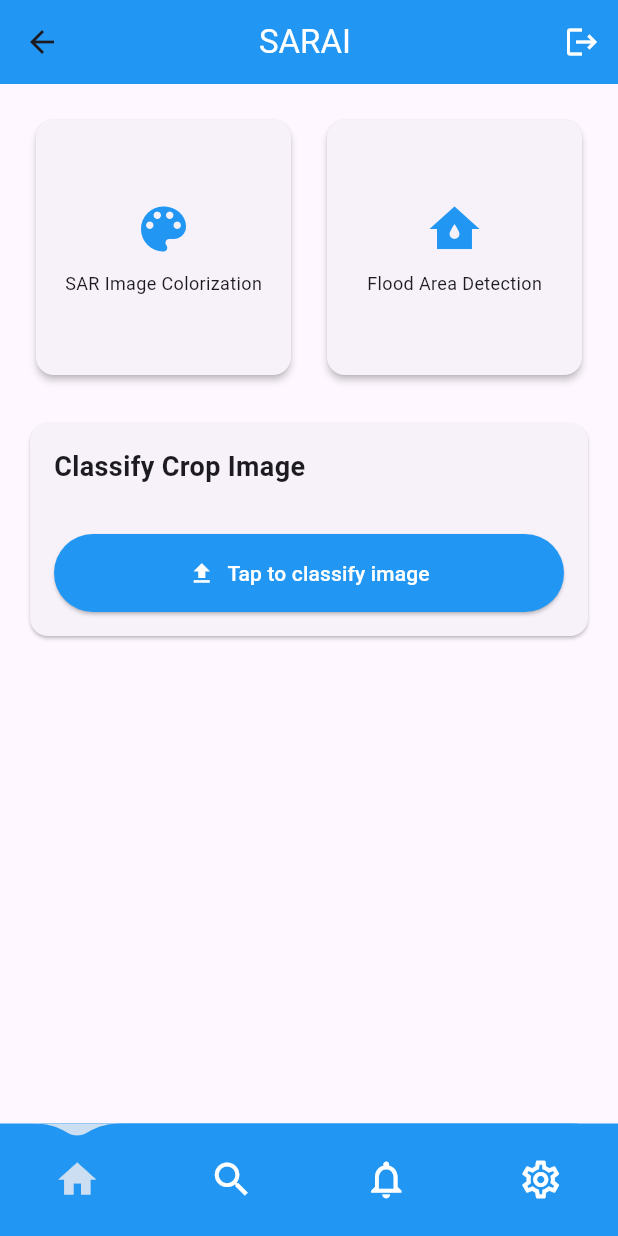
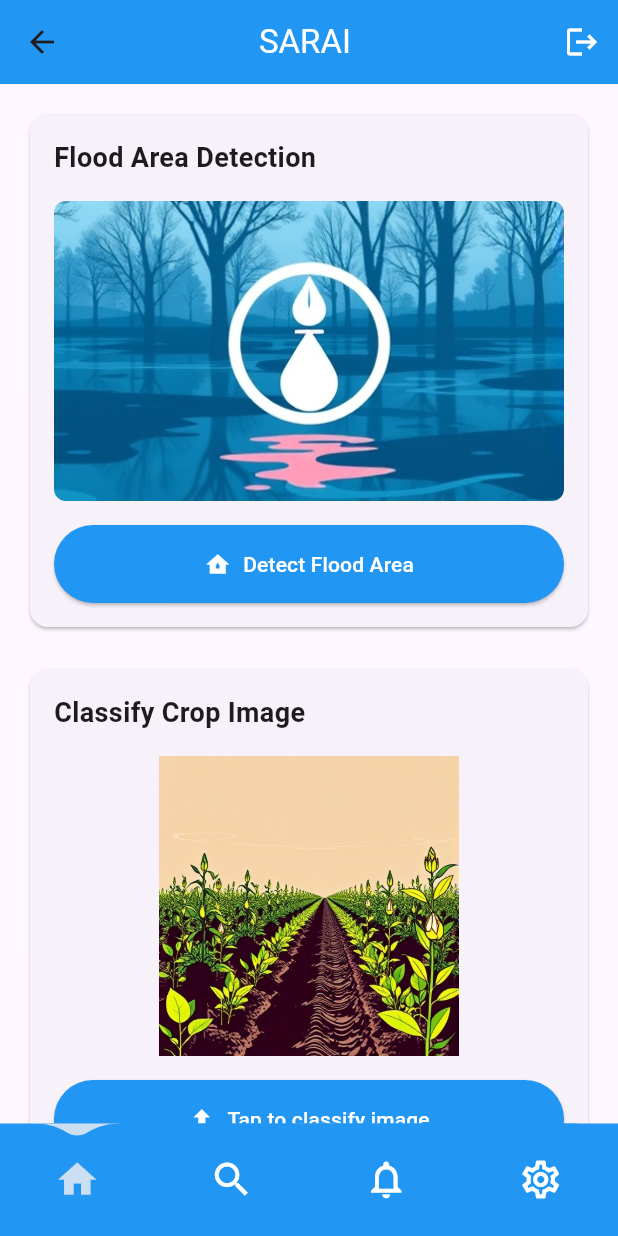
Before and after one commit to patelkiran185/SARAI, a Flutter app: the HomeScreen screen opened by its route, on a phone screen of 412 x 824 dp. Run offline on Flutter 3.47's test engine with Material 3 defaults, Android fonts, the phone set to English and light mode, and no system bars; drawn by our look-alikes of water_drop_nav_bar; our stand-ins replace cloud_firestore, firebase_auth, firebase_core, flutter_dotenv, gallery_saver, google_sign_in and 2 more; missing offline and left inert: email_otp, github_signin_promax, twilio_flutter; accounts and stored records are empty.

Commit message:
Refactor home screen to add flood area detection feature and classify crop images

```diff
--- a/lib/screens/home_screen.dart
+++ b/lib/screens/home_screen.dart
@@ -23,7 +23,7 @@ class HomeScreen extends StatefulWidget {
 
 class _HomeScreenState extends State<HomeScreen> {
   int _currentIndex = 0;
-  final FirebaseAuth _auth = FirebaseAuth.instance;
+  // final FirebaseAuth _auth = FirebaseAuth.instance;
   File? _image;
   bool _isClassifying = false;
    String? _classificationResult;
@@ -205,37 +205,57 @@ void _clearClassification() {
             ),
           ],
         ),
+        // body: SingleChildScrollView(
+        //   child: Padding(
+        //     padding: const EdgeInsets.all(16.0),
+        //     child: Column(
+        //       crossAxisAlignment: CrossAxisAlignment.stretch,
+        //       children: [
+        //         GridView.builder(
+        //           shrinkWrap: true,
+        //           physics: const NeverScrollableScrollPhysics(),
+        //           gridDelegate: const SliverGridDelegateWithFixedCrossAxisCount(
+        //             crossAxisCount: 2,
+        //             crossAxisSpacing: 8,
+        //             mainAxisSpacing: 8,
+        //             childAspectRatio: 1,
+        //           ),
+        //           itemCount: 2,
+        //           itemBuilder: (context, index) {
+        //             switch (index) {
+        //               // case 0:
+        //               //   return _buildFeatureCard('SAR Image Colorization', Icons.color_lens);
+        //               case 0:
+        //                 return _buildFeatureCard('Flood Area Detection', Icons.water_damage);
+
+        //               default:
+        //                 return Container();
+        //             }
+        //           },
+        //         ),
+        //         const SizedBox(height: 20),
+        //         _buildClassifySection(),
+
+        //       ],
+        //     ),
+        //   ),
+        // ),
           body: SingleChildScrollView(
           child: Padding(
             padding: const EdgeInsets.all(16.0),
             child: Column(
               crossAxisAlignment: CrossAxisAlignment.stretch,
               children: [
-                GridView.builder(
-                  shrinkWrap: true,
-                  physics: const NeverScrollableScrollPhysics(),
-                  gridDelegate: const SliverGridDelegateWithFixedCrossAxisCount(
-                    crossAxisCount: 2,
-                    crossAxisSpacing: 8,
-                    mainAxisSpacing: 8,
-                    childAspectRatio: 1,
-                  ),
-                  itemCount: 2,
-                  itemBuilder: (context, index) {
-                    switch (index) {
-                      case 0:
-                        return _buildFeatureCard('SAR Image Colorization', Icons.color_lens);
-                      case 1:
-                        return _buildFeatureCard('Flood Area Detection', Icons.water_damage);
-
-                      default:
-                        return Container();
-                    }
+                FloodAreaDetectionCard(
+                  onTap: () {
+                    Navigator.push(
+                      context,
+                      MaterialPageRoute(builder: (context) => const FloodAreaDetectionScreen()),
+                    );
                   },
                 ),
                 const SizedBox(height: 20),
                 _buildClassifySection(),
-
               ],
             ),
           ),
@@ -327,6 +347,16 @@ MaterialPageRoute(builder: (context)=> const AIInsightsScreen()),
         children: [
           const Text('Classify Crop Image', style: TextStyle(fontSize: 18, fontWeight: FontWeight.bold)),
           const SizedBox(height: 16),
+          if (_image == null)
+            Container(
+              height: 200,
+              decoration: BoxDecoration(
+                image: DecorationImage(
+                  image: AssetImage('assets/images/13.jpeg'),
+                ),
+                borderRadius: BorderRadius.circular(8),
+              ),
+            ),
           if (_image != null)
             Container(
               height: 200,
@@ -387,3 +417,45 @@ MaterialPageRoute(builder: (context)=> const AIInsightsScreen()),
 
 
 }
+class FloodAreaDetectionCard extends StatelessWidget {
+  final VoidCallback onTap;
+
+  const FloodAreaDetectionCard({required this.onTap, Key? key}) : super(key: key);
+
+  @override
+  Widget build(BuildContext context) {
+    return Card(
+      child: Padding(
+        padding: const EdgeInsets.all(16.0),
+        child: Column(
+          crossAxisAlignment: CrossAxisAlignment.stretch,
+          children: [
+            const Text('Flood Area Detection', style: TextStyle(fontSize: 18, fontWeight: FontWeight.bold)),
+            const SizedBox(height: 16),
+            Container(
+              height: 200,
+              decoration: BoxDecoration(
+                image: DecorationImage(
+                  image: AssetImage('assets/images/12.jpeg'),
+                  fit: BoxFit.cover,
+                ),
+                borderRadius: BorderRadius.circular(8),
+              ),
+            ),
+            const SizedBox(height: 16),
+            ElevatedButton.icon(
+              icon: const Icon(Icons.water_damage),
+              label: const Text('Detect Flood Area'),
+              onPressed: onTap,
+              style: ElevatedButton.styleFrom(
+                backgroundColor: Colors.blue,
+                foregroundColor: Colors.white,
+                padding: const EdgeInsets.symmetric(vertical: 16),
+              ),
+            ),
+          ],
+        ),
+      ),
+    );
+  }
+}
```
Also changed, not shown: assets/images/12.jpeg (added), assets/images/13.jpeg (added). Lines whose indentation alone changed are shown as unchanged.
